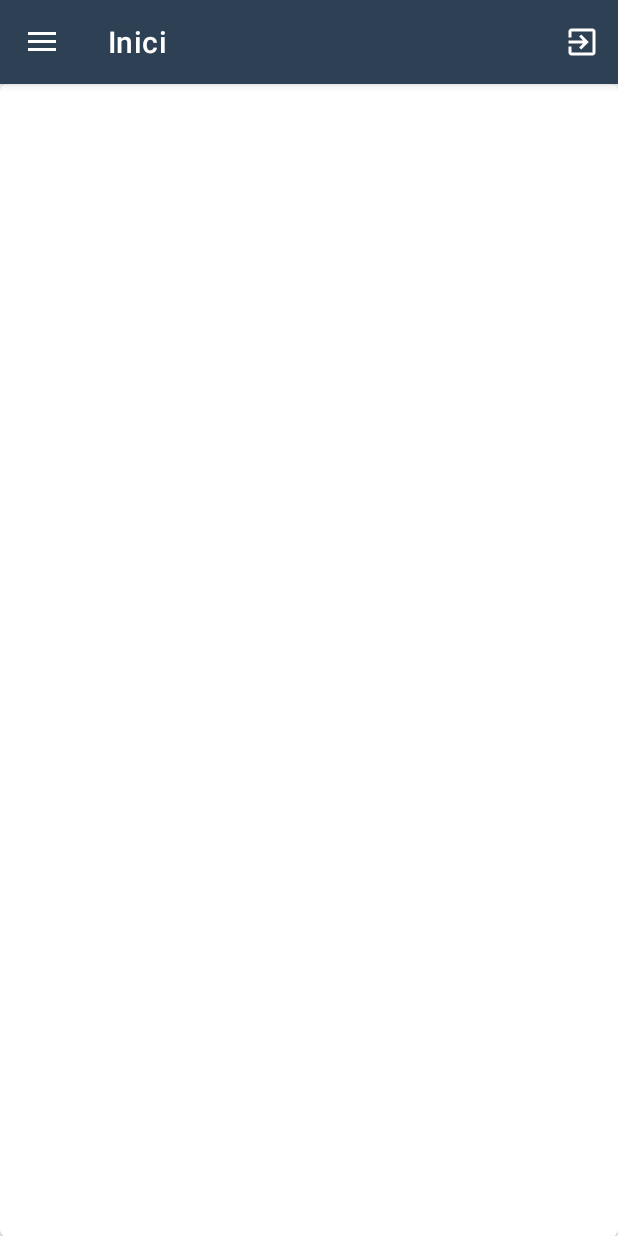
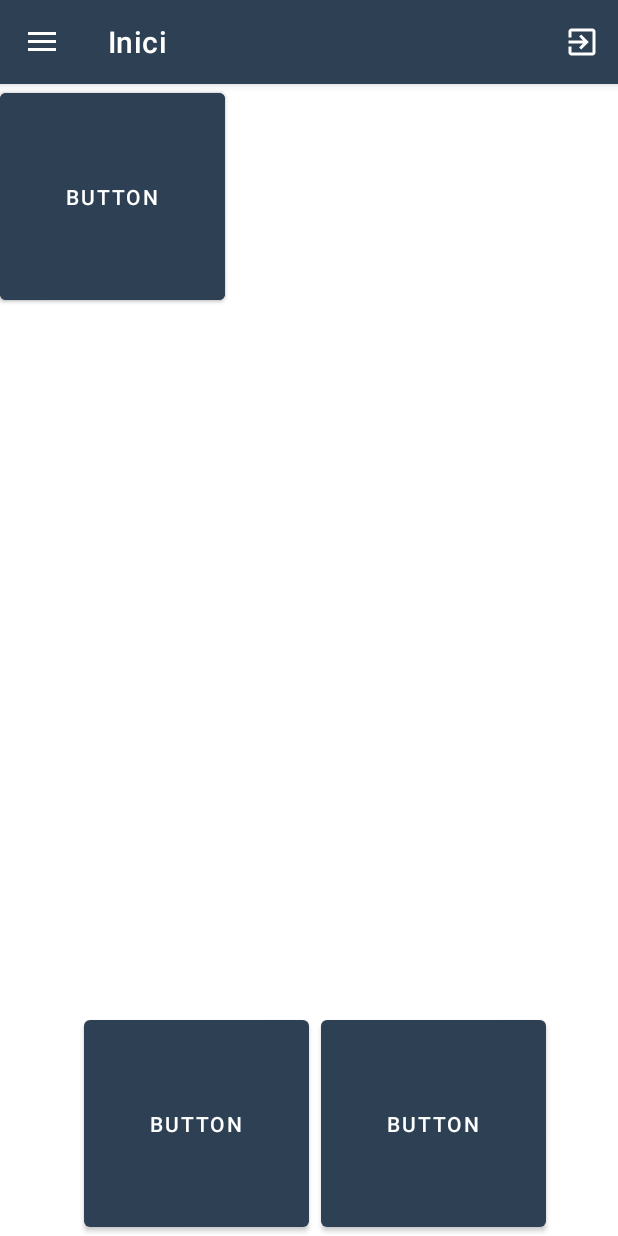
Before and after one commit to arnaubeltra/tfg-quibot, an Android app: the UserNavigation screen opened directly, with no data from a screen before it, on a phone screen of 412 x 824 dp. Run offline under Robolectric (Android 15) with nearby library versions, the phone set to English and light mode, and no system bars; our stand-ins replace Volley, navigation-ui; network calls fail.

Commit message:
Minor changes and started Home redesign
Switching to windows

```diff
--- a/Frontend/TFGQuiBot/app/src/main/java/edu/upc/arnaubeltra/tfgquibot/UserNavigation.java
+++ b/Frontend/TFGQuiBot/app/src/main/java/edu/upc/arnaubeltra/tfgquibot/UserNavigation.java
@@ -24,6 +24,7 @@ import org.json.JSONObject;
 
 import edu.upc.arnaubeltra.tfgquibot.databinding.ActivityUserNavigationBinding;
 import edu.upc.arnaubeltra.tfgquibot.ui.login.Login;
+import edu.upc.arnaubeltra.tfgquibot.viewModels.NavigationViewModel;
 
 public class UserNavigation extends AppCompatActivity {
 
--- a/Frontend/TFGQuiBot/app/src/main/java/edu/upc/arnaubeltra/tfgquibot/api/RobotAPI.java
+++ b/Frontend/TFGQuiBot/app/src/main/java/edu/upc/arnaubeltra/tfgquibot/api/RobotAPI.java
@@ -16,7 +16,7 @@ import java.util.ArrayList;
 import java.util.HashMap;
 import java.util.Map;
 
-import edu.upc.arnaubeltra.tfgquibot.NavigationViewModel;
+import edu.upc.arnaubeltra.tfgquibot.viewModels.NavigationViewModel;
 import edu.upc.arnaubeltra.tfgquibot.models.ListUsersAPI;
 import edu.upc.arnaubeltra.tfgquibot.models.User;
 import edu.upc.arnaubeltra.tfgquibot.ui.login.Login;
@@ -164,7 +164,6 @@ public class RobotAPI extends ViewModel {
                 permissionsViewModel.setUserPermissionsChangeResponse(response);
                 break;
             case "getLoggedInUsersList":
-                //Log.d("TAG", "parseGetResponse: " + response);
                 loggedUsersList = new ArrayList<>();
                 Gson gson = new GsonBuilder().create();
                 ListUsersAPI listUsersAPI = gson.fromJson(response, ListUsersAPI.class);
@@ -176,14 +175,6 @@ public class RobotAPI extends ViewModel {
                                 listUsersAPI.getUsers().get(i).getAuthorized());
                         loggedUsersList.add(user);
                     }
-
-                    Log.d("TAG", "parseGetResponse: " + listUsersAPI.getUsers());
-                    /*User user = new User(listUsersAPI.getUser().getUid(),
-                            listUsersAPI.getUser().getName(),
-                            listUsersAPI.getUser().getSurname(),
-                            listUsersAPI.getUser().getAuthorized());
-                    loggedUsersList.add(user);*/
-                    //Log.d("TAG", "parseGetResponse list: " + loggedUsersList.get(1));
                 }
                 usersListViewModel.setLoggedInUsersListResponse(loggedUsersList);
                 break;
--- a/Frontend/TFGQuiBot/app/src/main/java/edu/upc/arnaubeltra/tfgquibot/NavigationViewModel.java
+++ b/Frontend/TFGQuiBot/app/src/main/java/edu/upc/arnaubeltra/tfgquibot/viewModels/NavigationViewModel.java
@@ -1,4 +1,4 @@
-package edu.upc.arnaubeltra.tfgquibot;
+package edu.upc.arnaubeltra.tfgquibot.viewModels;
 
 import androidx.lifecycle.LiveData;
 import androidx.lifecycle.MutableLiveData;
--- a/Frontend/TFGQuiBot/app/src/main/res/layout/fragment_home_user.xml
+++ b/Frontend/TFGQuiBot/app/src/main/res/layout/fragment_home_user.xml
@@ -10,18 +10,53 @@ tools:context=".ui.homeUser.HomeUser">
         android:layout_width="match_parent"
         android:layout_height="match_parent"
         android:fillViewport="true"
-        tools:layout_editor_absoluteX="0dp"
-        tools:layout_editor_absoluteY="-45dp">
+        app:layout_constraintTop_toTopOf="parent"
+        tools:layout_editor_absoluteX="0dp">
 
         <androidx.constraintlayout.widget.ConstraintLayout
             android:layout_width="match_parent"
             android:layout_height="match_parent">
 
 
-            <com.google.android.material.card.MaterialCardView
-                android:layout_width="match_parent"
-                android:layout_height="match_parent"/>
+            <androidx.constraintlayout.widget.Guideline
+                android:id="@+id/guideline3"
+                android:layout_width="wrap_content"
+                android:layout_height="wrap_content"
+                android:orientation="vertical"
+                app:layout_constraintGuide_percent="0.5" />
 
+            <Button
+                android:id="@+id/button"
+                android:layout_width="150dp"
+                android:layout_height="150dp"
+                android:text="Button"
+                tools:layout_editor_absoluteX="27dp"
+                tools:layout_editor_absoluteY="243dp" />
+
+            <Button
+                android:id="@+id/button2"
+                android:layout_width="150dp"
+                android:layout_height="150dp"
+                android:text="Button"
+                tools:layout_editor_absoluteX="237dp"
+                tools:layout_editor_absoluteY="350dp" />
+
+            <Button
+                android:id="@+id/button3"
+                android:layout_width="150dp"
+                android:layout_height="150dp"
+                android:text="Button"
+                app:layout_constraintBottom_toBottomOf="parent"
+                app:layout_constraintEnd_toStartOf="@+id/guideline3" />
+
+            <Button
+                android:id="@+id/button4"
+                android:layout_width="150dp"
+                android:layout_height="150dp"
+                android:layout_marginStart="8dp"
+                android:text="Button"
+                app:layout_constraintBottom_toBottomOf="parent"
+                app:layout_constraintStart_toStartOf="@+id/guideline3" />
 
         </androidx.constraintlayout.widget.ConstraintLayout>
 
```
Also changed, not shown: Frontend/TFGQuiBot/app/src/main/java/edu/upc/arnaubeltra/tfgquibot/AdminNavigation.java (+1 -8 lines).
